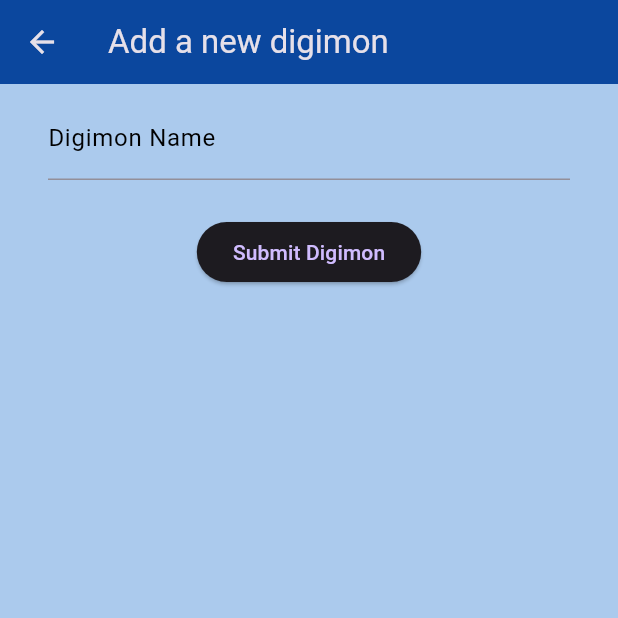
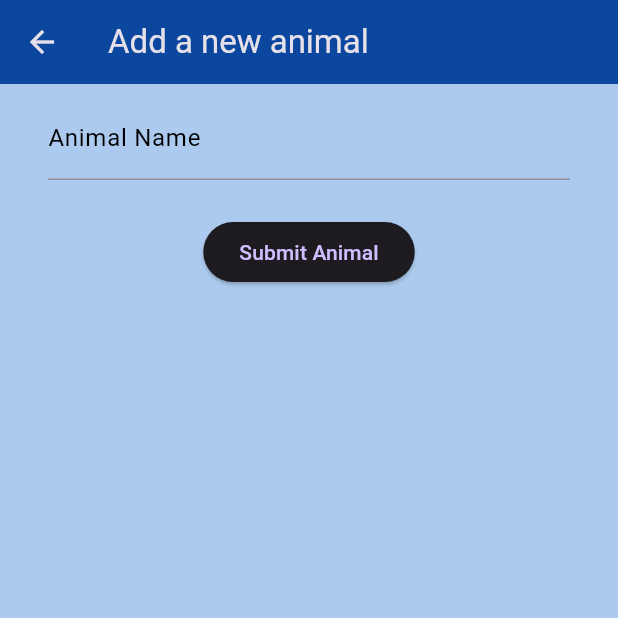
Before and after one commit to RaulMillanMoreno/digimon-main, a Flutter app: the screen it shows after launch, after a tap on the "add" icon, on a phone screen of 412 x 824 dp, the top half of it. Run offline on Flutter 3.47's test engine with Material 3 defaults, Android fonts, the phone set to English and light mode, and no system bars; network calls fail.

Commit message:
modig model y main

```diff
--- a/lib/digimon_card.dart
+++ b/lib/digimon_card.dart
@@ -4,7 +4,7 @@ import 'package:flutter/material.dart';
 
 
 class DigimonCard extends StatefulWidget {
-  final Digimon digimon;
+  final Animal digimon;
 
   const DigimonCard(this.digimon, {super.key});
 
@@ -14,7 +14,7 @@ class DigimonCard extends StatefulWidget {
 }
 
 class _DigimonCardState extends State<DigimonCard> {
-  Digimon digimon;
+  Animal digimon;
   String? renderUrl;
 
   _DigimonCardState(this.digimon);
--- a/lib/digimon_detail_page.dart
+++ b/lib/digimon_detail_page.dart
@@ -4,7 +4,7 @@ import 'dart:async';
 
 
 class DigimonDetailPage extends StatefulWidget {
-  final Digimon digimon;
+  final Animal digimon;
   const DigimonDetailPage(this.digimon, {super.key});
 
   @override
@@ -80,7 +80,7 @@ class _DigimonDetailPageState extends State<DigimonDetailPage> {
         });
   }
 
-    @override
+    @override// creo que se añadió esto.
   void initState() {
     super.initState();
     _sliderValue = widget.digimon.rating.toDouble();
--- a/lib/digimon_list.dart
+++ b/lib/digimon_list.dart
@@ -3,7 +3,7 @@ import 'package:flutter/material.dart';
 import 'digimon_model.dart';
 
 class DigimonList extends StatelessWidget {
-  final List<Digimon> digimons;
+  final List<Animal> digimons;
   const DigimonList(this.digimons, {super.key});
 
   @override
--- a/lib/digimon_model.dart
+++ b/lib/digimon_model.dart
@@ -4,7 +4,7 @@ import 'dart:convert';
 import 'dart:io';
 import 'dart:async';
 
-class Digimon {
+class Animal {
   final String name;
   String? imageUrl;
   String? apiname;
@@ -12,7 +12,7 @@ class Digimon {
 
   int rating = 10;
 
-  Digimon(this.name);
+  Animal(this.name);
 
   Future getImageUrl() async {
     if (imageUrl != null) {
@@ -23,8 +23,7 @@ class Digimon {
     try {
       apiname = name.toLowerCase();
 
-      var uri = Uri.https('api.animality.xyz', '/all/$apiname');
-      // var uri = Uri.https('digimon-api.vercel.app', '/api/digimon/name/$apiname');
+      var uri = Uri.https('api.animality.xyz', '/all/$apiname');//se cambio esto
       var request = await http.getUrl(uri);
       var response = await request.close();
       var responseBody = await response.transform(utf8.decoder).join();
@@ -32,9 +31,8 @@ class Digimon {
       var data = json.decode(responseBody);// se ha quitado lo de la lista y el [0] que tenia el data, porque lo que tenemos son diversos jason no listas.
       imageUrl = data["image"];
       levelDigimon = data["fact"];
-      //print(levelDigimon);
     } catch (exception) {
-      print(exception);
+      //print(exception);
     }
   }
 }
--- a/lib/main.dart
+++ b/lib/main.dart
@@ -32,10 +32,10 @@ class MyHomePage extends StatefulWidget {
 }
 
 class _MyHomePageState extends State<MyHomePage> {
-  List<Digimon> initialDigimons = [Digimon('cat'), Digimon('dog'), Digimon('bird')];
+  List<Animal> initialDigimons = [Animal('cat'), Animal('dog'), Animal('bird')];
   Future _showNewDigimonForm() async {//para que no pete al crear uno nuevo, ponemos el ? en el digimon y ponemos la inicializacion en un if para asegurar que siempre iniciara un animal real. si no peta
-    Digimon? newDigimon = await Navigator.of(context).push(MaterialPageRoute(builder: (BuildContext context) {
-      return const AddDigimonFormPage();
+    Animal? newDigimon = await Navigator.of(context).push(MaterialPageRoute(builder: (BuildContext context) {
+      return const AddAnimalFormPage();
     }));
     //print(newDigimon);
     if (newDigimon != null){
--- a/lib/new_digimon_form.dart
+++ b/lib/new_digimon_form.dart
@@ -2,26 +2,26 @@ import 'package:digimon/digimon_model.dart';
 import 'package:flutter/material.dart';
 
 
-class AddDigimonFormPage extends StatefulWidget {
-  const AddDigimonFormPage({super.key});
+class AddAnimalFormPage extends StatefulWidget {
+  const AddAnimalFormPage({super.key});
 
   @override
   // ignore: library_private_types_in_public_api
-  _AddDigimonFormPageState createState() => _AddDigimonFormPageState();
+  _AddAnimalFormPageState createState() => _AddAnimalFormPageState();
 }
 
-class _AddDigimonFormPageState extends State<AddDigimonFormPage> {
+class _AddAnimalFormPageState extends State<AddAnimalFormPage> {
   TextEditingController nameController = TextEditingController();
 
   void submitPup(BuildContext context) {
     if (nameController.text.isEmpty) {
       ScaffoldMessenger.of(context).showSnackBar(const SnackBar(
         backgroundColor: Colors.redAccent,
-        content: Text('You forgot to insert the digimon name'),
+        content: Text('You forgot to insert the Animal name'),
       ));
     } else {
-      var newDigimon = Digimon(nameController.text);
-      Navigator.of(context).pop(newDigimon);
+      var newAnimal = Animal(nameController.text);
+      Navigator.of(context).pop(newAnimal);
     }
   }
 
@@ -29,7 +29,7 @@ class _AddDigimonFormPageState extends State<AddDigimonFormPage> {
   Widget build(BuildContext context) {
     return Scaffold(
       appBar: AppBar(
-        title: const Text('Add a new digimon'),
+        title: const Text('Add a new animal'),
         backgroundColor: const Color(0xFF0B479E),
       ),
       body: Container(
@@ -44,7 +44,7 @@ class _AddDigimonFormPageState extends State<AddDigimonFormPage> {
                 style: const TextStyle(decoration: TextDecoration.none, color: Colors.black),// le he cambiado el color para que al escribir se ponga de color negro
                 onChanged: (v) => nameController.text = v,
                 decoration: const InputDecoration(
-                  labelText: 'Digimon Name',
+                  labelText: 'Animal Name',
                   labelStyle: TextStyle(color: Colors.black),
                 ),
               ),
@@ -55,7 +55,7 @@ class _AddDigimonFormPageState extends State<AddDigimonFormPage> {
                 builder: (context) {
                   return ElevatedButton(
                     onPressed: () => submitPup(context),
-                    child: const Text('Submit Digimon'),
+                    child: const Text('Submit Animal'),
                   );
                 },
               ),
```
